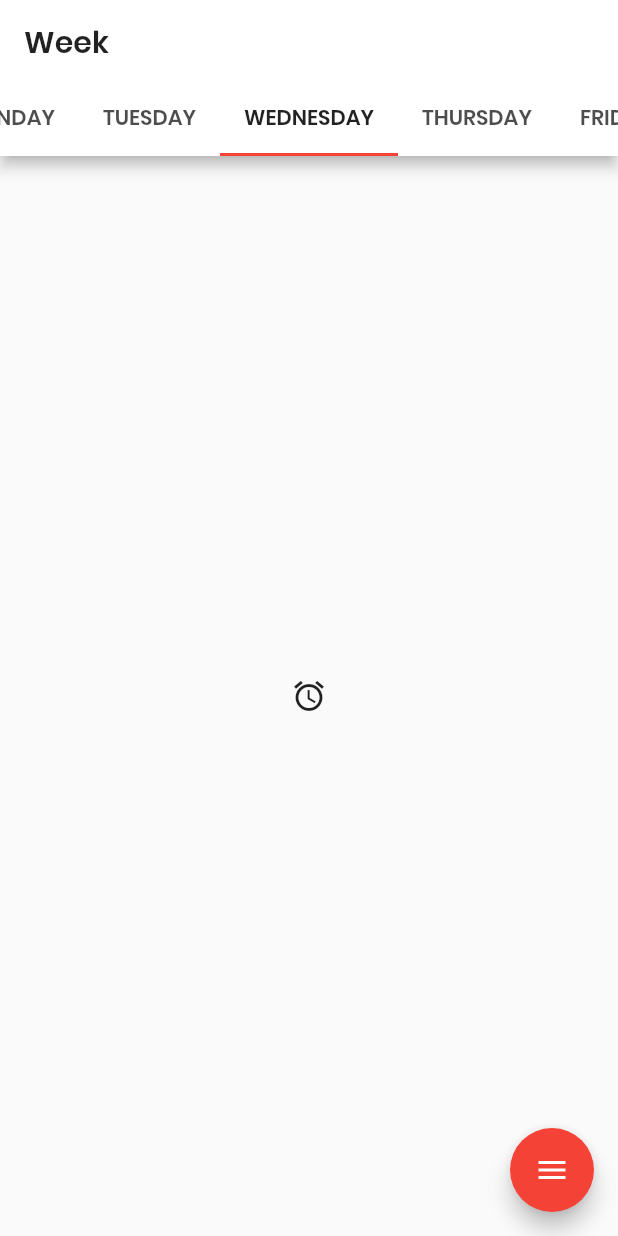
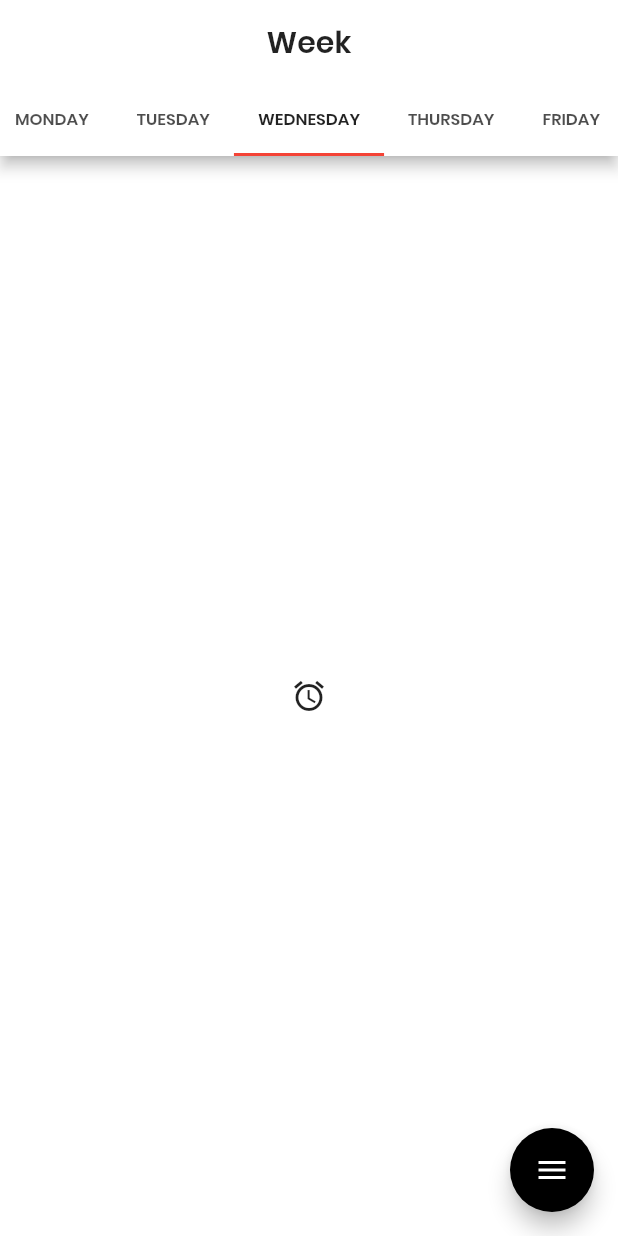
Before and after one commit to Joshlucpoll/tabletime, a Flutter app: the screen it shows after launch, on a phone screen of 412 x 824 dp. Run offline on Flutter 3.47's test engine with Material 2 defaults, Android fonts, the phone set to English and light mode, and no system bars; drawn by our look-alikes of flutter_speed_dial.

Commit message:
Dark/Light mode added

```diff
--- a/lib/main.dart
+++ b/lib/main.dart
@@ -1,4 +1,4 @@
-import 'dart:html';
+// import 'dart:html';
 
 import 'package:flutter/gestures.dart';
 import 'package:flutter/material.dart';
@@ -18,7 +18,10 @@ class StartPage extends StatelessWidget {
         fontFamily: "Poppins",
       ),
       darkTheme: ThemeData(
-        primaryColor: Colors.black87,
+        appBarTheme: AppBarTheme(
+          color: Colors.grey[850],
+        ),
+        primaryColor: Colors.grey[900],
         accentColor: Colors.red,
         fontFamily: "Poppins",
       ),
@@ -29,17 +32,6 @@ class StartPage extends StatelessWidget {
 }
 
 
-int getDay() {
-  DateTime date = DateTime.now();
-  int dayNum = date.weekday;
-
-  // If Saturday or Sunday, day will default to Monday
-  if(dayNum > 5) {
-    dayNum = 1;
-  }
-
-  return dayNum - 1;
-}
 
 class Home extends StatelessWidget {
 
@@ -50,6 +42,7 @@ class Home extends StatelessWidget {
       physics: PageScrollPhysics(),
       pageSnapping: true,
       dragStartBehavior: DragStartBehavior.start,
+
       children: <Widget>[
         new Week(),
         new Week()
@@ -65,17 +58,54 @@ class Week extends StatelessWidget {
       length: 5,
       initialIndex: getDay(),
       child: Scaffold(
+        backgroundColor: Theme.of(context).primaryColor,
         appBar: AppBar(
           title: Text("Week"),
+          centerTitle: true,
           bottom: TabBar(
             dragStartBehavior: DragStartBehavior.down,
             isScrollable: true,
             tabs: [
-              Tab(text: "MONDAY"),
-              Tab(text: "TUESDAY"),
-              Tab(text: "WEDNESDAY"),
-              Tab(text: "THURSDAY"),
-              Tab(text: "FRIDAY")
+              Tab(
+                child: Text(
+                  "MONDAY",
+                  style: TextStyle(
+                    fontSize: 11,
+                  ),
+                ),
+              ),
+              Tab(
+                child: Text(
+                  "TUESDAY",
+                  style: TextStyle(
+                    fontSize: 11,
+                  ),
+                ),
+              ),
+              Tab(
+                child: Text(
+                  "WEDNESDAY",
+                  style: TextStyle(
+                    fontSize: 11,
+                  ),
+                ),
+              ),
+              Tab(
+                child: Text(
+                  "THURSDAY",
+                  style: TextStyle(
+                    fontSize: 11,
+                  ),
+                ),
+              ),
+              Tab(
+                child: Text(
+                  "FRIDAY",
+                  style: TextStyle(
+                    fontSize: 11,
+                  ),
+                ),
+              ),
             ],
           ),
         ),
@@ -93,6 +123,7 @@ class Week extends StatelessWidget {
 
         ),
         floatingActionButton: SpeedDial(
+          backgroundColor: Colors.black,
           animatedIcon: AnimatedIcons.menu_close,
           closeManually: false,
           children: [
@@ -117,3 +148,14 @@ class Week extends StatelessWidget {
     );
   }
 }
+  int getDay() {
+    DateTime date = DateTime.now();
+    int dayNum = date.weekday;
+
+    // If Saturday or Sunday, day will default to Monday
+    if(dayNum > 5) {
+      dayNum = 1;
+    }
+
+    return dayNum - 1;
+  }
--- a/pubspec.yaml
+++ b/pubspec.yaml
@@ -32,6 +32,7 @@ dependencies:
   cloud_firestore: ^0.12.9+5
 
   flutter_speed_dial: ^1.2.5
+  shared_preferences: ^0.4.3
 
 dev_dependencies:
   flutter_test:
```
Also changed, not shown: pubspec.lock, 5 other files.
